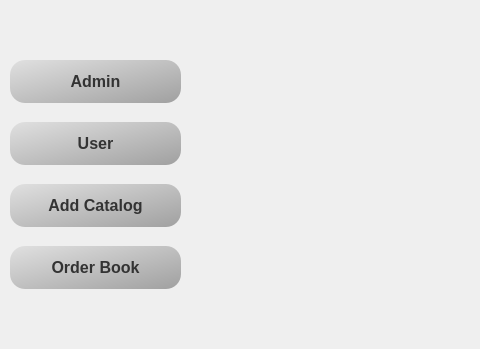
Before: the Qt Designer form mainwindow.ui in MegaMineDSS/LuxeMine, drawn with Qt 5; both pictures show x 0 to 480 and y 109 to 458 of the 1154 by 814 pixel window.
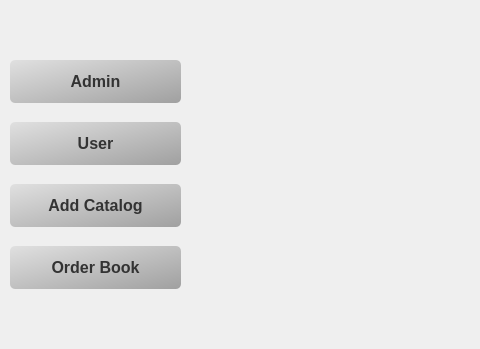
After: the same form once the commit is applied.

What changed in the file:
```diff
--- a/mainwindow.ui
+++ b/mainwindow.ui
@@ -96,7 +96,7 @@
     font-size: 16px;
     font-weight: bold;
     border: none;
-    border-radius: 15px;
+    border-radius: 5px;
     padding: 12px 25px; /* Slightly larger padding for elegance */
     box-shadow: 0px 4px 10px rgba(0, 0, 0, 0.3), inset 0px 1px 2px rgba(255, 255, 255, 0.6); /* Soft shadow with inner glow */
     text-shadow: 0px 1px 2px rgba(255, 255, 255, 0.3); /* Subtle white text glow */
@@ -145,7 +145,7 @@
     font-size: 16px;
     font-weight: bold;
     border: none;
-    border-radius: 15px;
+    border-radius: 5px;
     padding: 12px 25px; /* Slightly larger padding for elegance */
     box-shadow: 0px 4px 10px rgba(0, 0, 0, 0.3), inset 0px 1px 2px rgba(255, 255, 255, 0.6); /* Soft shadow with inner glow */
     text-shadow: 0px 1px 2px rgba(255, 255, 255, 0.3); /* Subtle white text glow */
@@ -194,7 +194,7 @@
     font-size: 16px;
     font-weight: bold;
     border: none;
-    border-radius: 15px;
+    border-radius: 5px;
     padding: 12px 25px; /* Slightly larger padding for elegance */
     box-shadow: 0px 4px 10px rgba(0, 0, 0, 0.3), inset 0px 1px 2px rgba(255, 255, 255, 0.6); /* Soft shadow with inner glow */
     text-shadow: 0px 1px 2px rgba(255, 255, 255, 0.3); /* Subtle white text glow */
@@ -225,7 +225,7 @@
     font-size: 16px;
     font-weight: bold;
     border: none;
-    border-radius: 15px;
+    border-radius: 5px;
     padding: 12px 25px; /* Slightly larger padding for elegance */
     box-shadow: 0px 4px 10px rgba(0, 0, 0, 0.3), inset 0px 1px 2px rgba(255, 255, 255, 0.6); /* Soft shadow with inner glow */
     text-shadow: 0px 1px 2px rgba(255, 255, 255, 0.3); /* Subtle white text glow */
```
